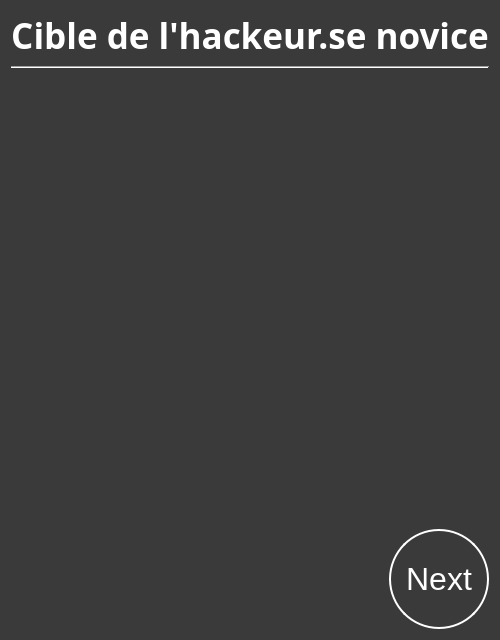
This is SporzOBC-WAL/code/resources/Phases/Night/NoviceHacker/target.ui in Eben-Epi/SporzOBC as Qt 5 draws it before an edit. The edited form follows.
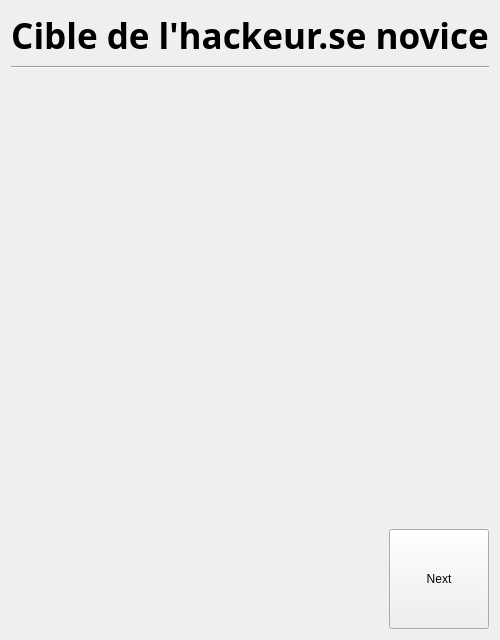
This is the edited form.

Commit message: Changed style management of application (will need to use scratchpad pour a lot of night ui views)

Patch:
```diff
--- a/SporzOBC-WAL/code/resources/Phases/Night/NoviceHacker/target.ui
+++ b/SporzOBC-WAL/code/resources/Phases/Night/NoviceHacker/target.ui
@@ -13,23 +13,7 @@
   <property name="windowTitle">
    <string>Form</string>
   </property>
-  <property name="styleSheet">
-   <string notr="true">#NoviceHackerTarget {
-    background-color: rgb(58, 58, 58);;
-    }
-
-QLabel {
-	color:white;
-}
-
-QPushButton  {
-    border: 2px solid white;
-    background-color: rgb(58, 58, 58);
-    padding: 10px 10px;
-    font-size: 32px;
-	color:white;
-    border-radius: 50px;
-}</string>
+  <property name="styleSheet"><string notr="true"/>
   </property>
   <layout class="QGridLayout" name="gridLayout">
    <item row="0" column="0">
```
The commit also changes 109 other files.
